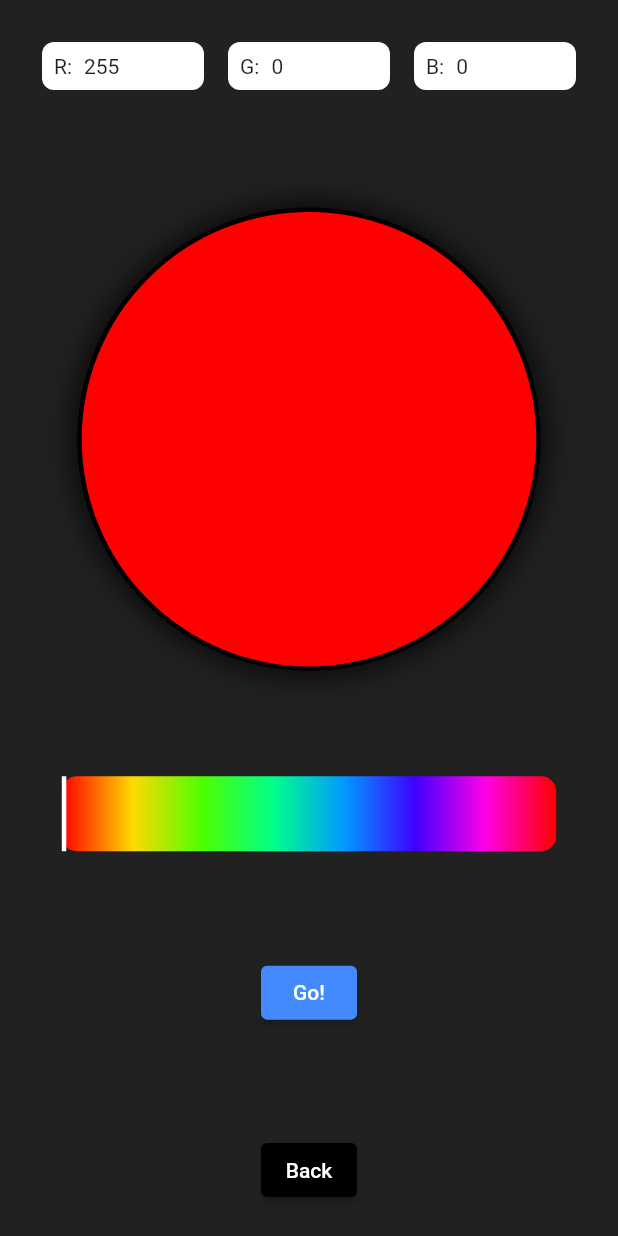
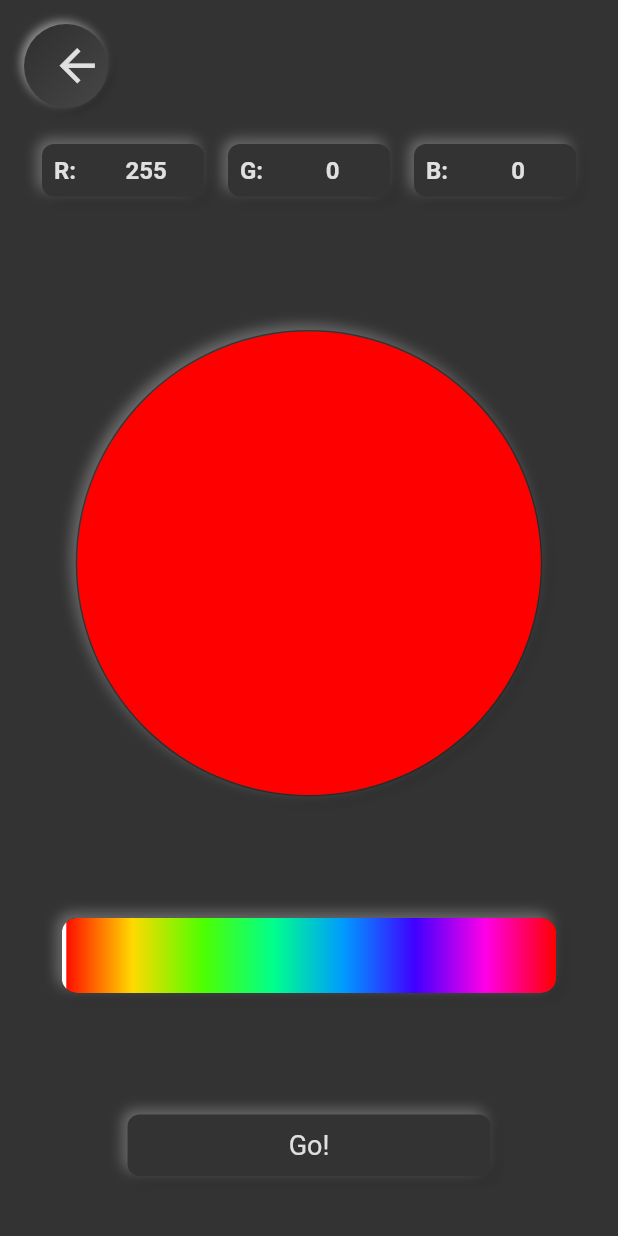
Before and after one commit to rchua-matc/blizzard_demo, a Flutter app: the ColorScreen screen opened directly, on a phone screen of 412 x 824 dp. Run offline on Flutter 3.47's test engine with Material 2 defaults, Android fonts, the phone set to English and light mode, and no system bars; drawn by our look-alikes of flutter_neumorphic; our stand-ins replace flutter_spinkit.

Commit message:
feat: app icons and neumorphic UI

```diff
--- a/lib/screens/color_screen.dart
+++ b/lib/screens/color_screen.dart
@@ -4,6 +4,7 @@ import 'package:blizzard_demo/widgets/hue_picker.dart';
 import 'package:flutter/material.dart';
 import 'package:blizzard_demo/widgets/color_value_field.dart';
 import 'package:url_launcher/url_launcher.dart';
+import 'package:flutter_neumorphic/flutter_neumorphic.dart';
 
 class ColorScreen extends StatefulWidget {
   const ColorScreen({Key? key}) : super(key: key);
@@ -27,10 +28,29 @@ class _ColorScreenState extends State<ColorScreen> {
   @override
   Widget build(BuildContext context) {
     return Scaffold(
-      backgroundColor: Colors.grey.shade900,
+      appBar: NeumorphicAppBar(
+        leading: NeumorphicButton(
+          onPressed: () {
+            Navigator.pop(context);
+          },
+          style: const NeumorphicStyle(
+            boxShape: NeumorphicBoxShape.circle(),
+            depth: 4,
+            intensity: 0.5,
+            shape: NeumorphicShape.concave,
+          ),
+          child: Center(
+            child: Icon(
+              Icons.arrow_back,
+              size: 35.0,
+              color: Colors.grey.shade300,
+            ),
+          ),
+        ),
+      ),
       body: SafeArea(
         child: Padding(
-          padding: const EdgeInsets.all(20.0),
+          padding: const EdgeInsets.fromLTRB(20.0, 0.0, 20.0, 40.0),
           child: Column(
             mainAxisAlignment: MainAxisAlignment.spaceBetween,
             crossAxisAlignment: CrossAxisAlignment.center,
@@ -53,27 +73,33 @@ class _ColorScreenState extends State<ColorScreen> {
               ),
               LayoutBuilder(
                 builder: (BuildContext context, BoxConstraints constraints) {
-                  return Container(
+                  return Neumorphic(
+                    style: NeumorphicStyle(
+                      boxShape: NeumorphicBoxShape.circle(),
+                      shape: NeumorphicShape.convex,
+                      border: NeumorphicBorder(
+                        color: Color(0x33000000),
+                        width: 1.0,
+                      ),
+                    ),
+                    child: Container(
                       width: MediaQuery.of(context).size.width * 0.75,
                       height: MediaQuery.of(context).size.width * 0.75,
                       decoration: BoxDecoration(
                         color: _hsvColor.toColor(),
                         shape: BoxShape.circle,
-                      border: Border.all(
-                        color: Colors.black,
-                        width: 3,
                       ),
-                      boxShadow: const [
-                        BoxShadow(
-                          color: Colors.black,
-                          blurRadius: 20.0,
-                        ),
-                      ],
                     ),
                   );
                 },
               ),
-              Container(
+              Neumorphic(
+                style: NeumorphicStyle(
+                  boxShape: NeumorphicBoxShape.roundRect(
+                    BorderRadius.all(Radius.circular(10.0)),
+                  ),
+                ),
+                child: Container(
                   width: MediaQuery.of(context).size.width * 0.8,
                   height: 50.0,
                   decoration: BoxDecoration(
@@ -88,26 +114,19 @@ class _ColorScreenState extends State<ColorScreen> {
                         });
                       }),
                 ),
-              ElevatedButton(
+              ),
+              NeumorphicButton(
                 onPressed: launchWebpage,
-                child: const Text(
+                child: SizedBox(
+                  width: MediaQuery.of(context).size.width * 0.5,
+                  child: Text(
                     'Go!',
-                ),
-                style: ButtonStyle(
-                  backgroundColor:
-                      MaterialStateProperty.all<Color>(Colors.blueAccent),
+                    textAlign: TextAlign.center,
+                    style: TextStyle(
+                      color: Colors.grey.shade300,
+                      fontSize: 18.0,
                     ),
                   ),
-              ElevatedButton(
-                onPressed: () {
-                  Navigator.pop(context);
-                },
-                child: const Text(
-                  'Back',
-                ),
-                style: ButtonStyle(
-                  backgroundColor:
-                      MaterialStateProperty.all<Color>(Colors.black),
                 ),
               ),
             ],
--- a/lib/widgets/color_value_field.dart
+++ b/lib/widgets/color_value_field.dart
@@ -1,6 +1,7 @@
 // ignore_for_file: prefer_const_constructors
 
 import 'package:flutter/material.dart';
+import 'package:flutter_neumorphic/flutter_neumorphic.dart';
 
 class ColorValueField extends StatelessWidget {
   ColorValueField({required this.color, required this.value});
@@ -13,26 +14,42 @@ class ColorValueField extends StatelessWidget {
     return Expanded(
       child: Padding(
         padding: const EdgeInsets.all(8.0),
+        child: Neumorphic(
           child: Container(
             decoration: BoxDecoration(
-            color: Colors.white,
+              // color: Color(0xFF0A0E21),
               borderRadius: BorderRadius.all(Radius.circular(8.0)),
             ),
             child: Row(
               children: [
                 Padding(
                   padding: const EdgeInsets.all(8.0),
-                child: Text('$color:'),
+                  child: Text(
+                    '$color:',
+                    textAlign: TextAlign.center,
+                    style: TextStyle(
+                      color: Colors.grey.shade300,
+                      fontWeight: FontWeight.bold,
+                      fontSize: 16.0,
+                    ),
+                  ),
                 ),
                 Expanded(
                   child: Text(
                     value.toString(),
+                    textAlign: TextAlign.center,
+                    style: TextStyle(
+                      color: Colors.grey.shade300,
+                      fontWeight: FontWeight.bold,
+                      fontSize: 16.0,
+                    ),
                   ),
                 ),
               ],
             ),
           ),
         ),
+      ),
     );
   }
 }
--- a/pubspec.yaml
+++ b/pubspec.yaml
@@ -16,6 +16,7 @@ dependencies:
   url_launcher: ^6.0.17
   http: ^0.13.4
   flutter_spinkit: ^5.1.0
+  flutter_neumorphic: ^3.0.3
 
 dev_dependencies:
   flutter_test:
```
Also changed, not shown: lib/main.dart (+10 -1 lines), lib/screens/contact_screen.dart (+44 -9 lines), lib/screens/secret_screen.dart (+30 -12 lines), lib/widgets/contact_card.dart (+16 -5 lines), pubspec.lock, 72 other files. Lines whose indentation alone changed are shown as unchanged.
